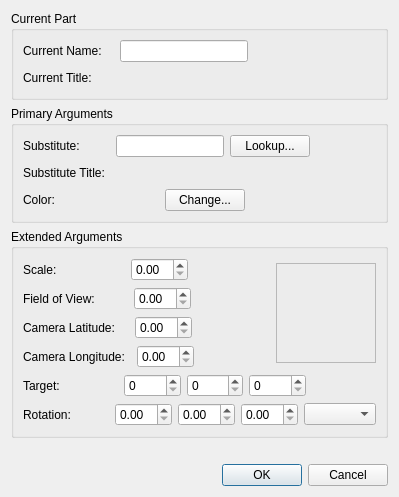
Qt form mainApp/substitutepartdialog.ui (trevorsandy/lpub3d-ci) before a commit.
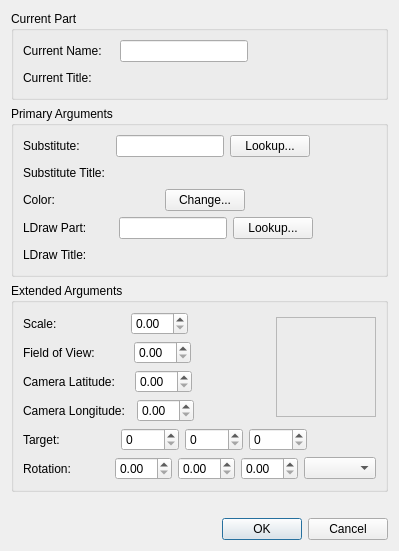
The same form after that commit.

Commit message: Add original part type to substitute part #280

```diff
--- a/mainApp/substitutepartdialog.ui
+++ b/mainApp/substitutepartdialog.ui
@@ -7,7 +7,7 @@
     <x>0</x>
     <y>0</y>
     <width>381</width>
-    <height>475</height>
+    <height>534</height>
    </rect>
   </property>
   <property name="windowTitle">
@@ -314,6 +314,115 @@
         </item>
        </layout>
       </item>
+      <item>
+       <layout class="QHBoxLayout" name="horizontalLayout_2">
+        <item>
+         <widget class="QLabel" name="ldrawLbl">
+          <property name="toolTip">
+           <string>Specify LDraw part if substitute is a generated part - Optional</string>
+          </property>
+          <property name="text">
+           <string>LDraw Part:</string>
+          </property>
+         </widget>
+        </item>
+        <item>
+         <spacer name="horizontalSpacer_11">
+          <property name="orientation">
+           <enum>Qt::Horizontal</enum>
+          </property>
+          <property name="sizeType">
+           <enum>QSizePolicy::Fixed</enum>
+          </property>
+          <property name="sizeHint" stdset="0">
+           <size>
+            <width>26</width>
+            <height>20</height>
+           </size>
+          </property>
+         </spacer>
+        </item>
+        <item>
+         <widget class="QLineEdit" name="ldrawEdit">
+          <property name="toolTip">
+           <string>Specify LDraw part if substitute is a generated part - Optional</string>
+          </property>
+         </widget>
+        </item>
+        <item>
+         <widget class="QPushButton" name="ldrawTypeBtn">
+          <property name="text">
+           <string>Lookup...</string>
+          </property>
+         </widget>
+        </item>
+        <item>
+         <spacer name="horizontalSpacer_17">
+          <property name="orientation">
+           <enum>Qt::Horizontal</enum>
+          </property>
+          <property name="sizeHint" stdset="0">
+           <size>
+            <width>40</width>
+            <height>20</height>
+           </size>
+          </property>
+         </spacer>
+        </item>
+       </layout>
+      </item>
+      <item>
+       <layout class="QHBoxLayout" name="horizontalLayout_5">
+        <item>
+         <widget class="QLabel" name="label_4">
+          <property name="sizePolicy">
+           <sizepolicy hsizetype="Preferred" vsizetype="Preferred">
+            <horstretch>0</horstretch>
+            <verstretch>0</verstretch>
+           </sizepolicy>
+          </property>
+          <property name="text">
+           <string>LDraw Title:</string>
+          </property>
+         </widget>
+        </item>
+        <item>
+         <spacer name="horizontalSpacer_18">
+          <property name="orientation">
+           <enum>Qt::Horizontal</enum>
+          </property>
+          <property name="sizeType">
+           <enum>QSizePolicy::Fixed</enum>
+          </property>
+          <property name="sizeHint" stdset="0">
+           <size>
+            <width>27</width>
+            <height>20</height>
+           </size>
+          </property>
+         </spacer>
+        </item>
+        <item>
+         <widget class="QLabel" name="ldrawTitleLbl">
+          <property name="sizePolicy">
+           <sizepolicy hsizetype="Expanding" vsizetype="Fixed">
+            <horstretch>0</horstretch>
+            <verstretch>0</verstretch>
+           </sizepolicy>
+          </property>
+          <property name="minimumSize">
+           <size>
+            <width>0</width>
+            <height>20</height>
+           </size>
+          </property>
+          <property name="text">
+           <string/>
+          </property>
+         </widget>
+        </item>
+       </layout>
+      </item>
      </layout>
     </widget>
    </item>
@@ -561,7 +670,7 @@
           </property>
           <property name="sizeHint" stdset="0">
            <size>
-            <width>38</width>
+            <width>34</width>
             <height>20</height>
            </size>
           </property>
@@ -586,7 +695,7 @@
           </property>
           <property name="sizeHint" stdset="0">
            <size>
-            <width>70</width>
+            <width>69</width>
             <height>20</height>
            </size>
           </property>
```
Left out of the diff: 19 changed lines with no effect on the pictures. The commit also changes 18 other files.
